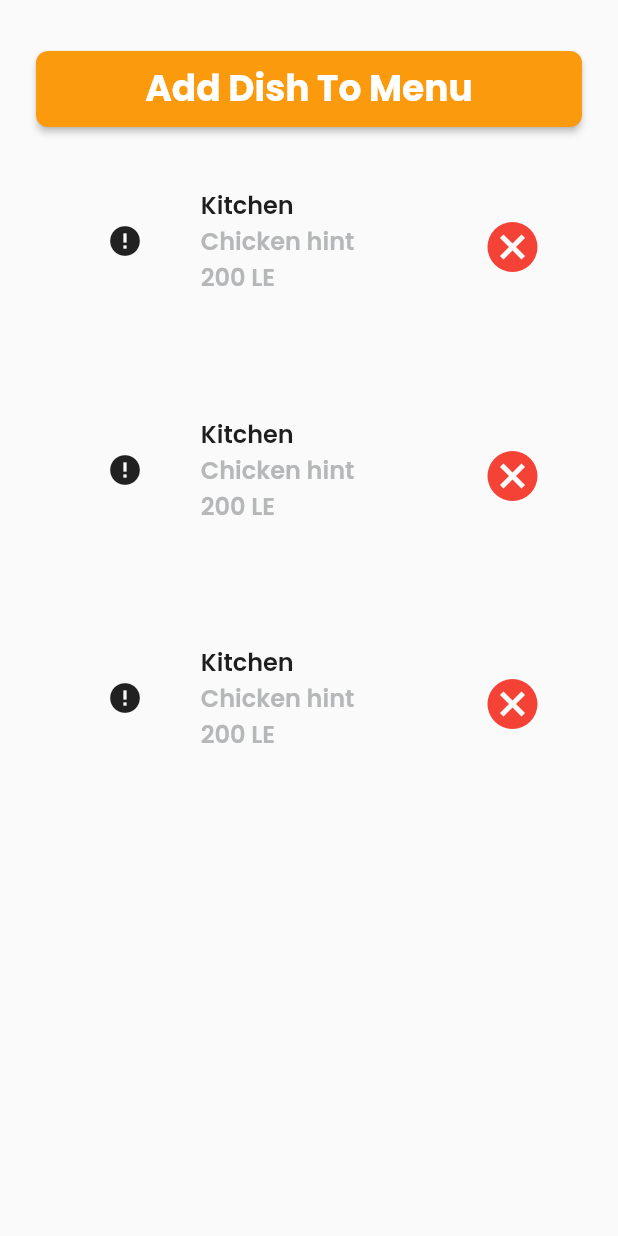
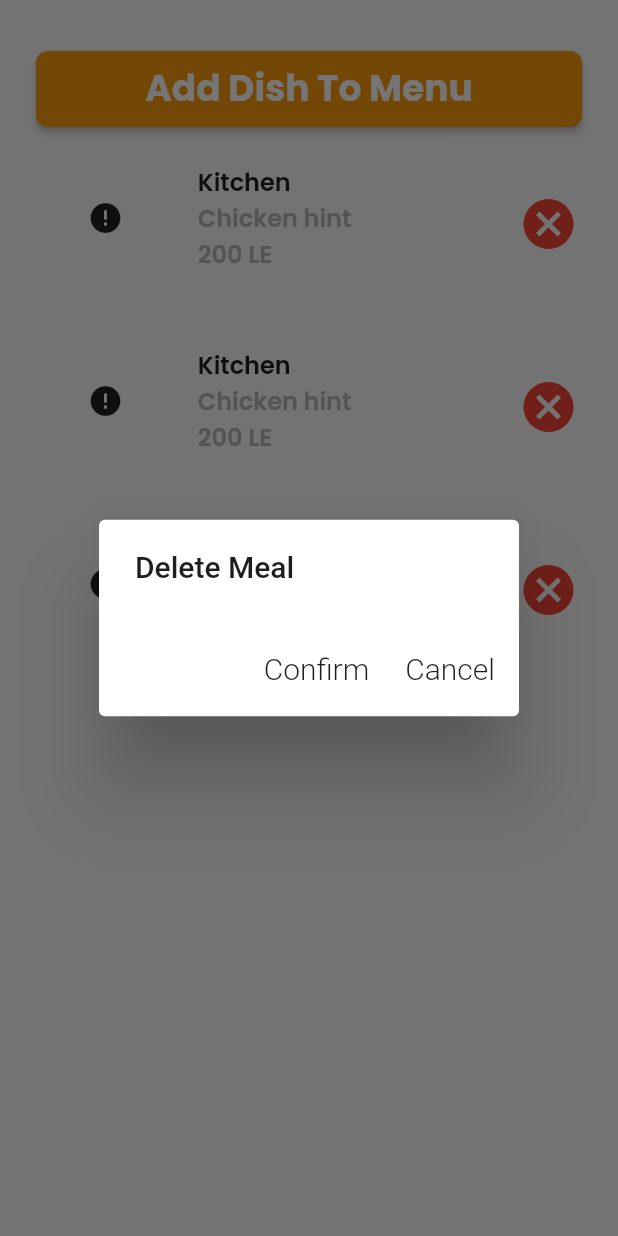
Before and after one commit to KhaledRamadan880/Chef-App, a Flutter app: the MenuScreen screen opened by its route, after a tap on the "cancel" icon, on a phone screen of 412 x 824 dp. Run offline on Flutter 3.47's test engine with Material 2 defaults, Android fonts, the phone set to English and light mode, and no system bars; drawn by our look-alikes of cached_network_image; our stand-ins replace dartz, dio, flutter_bloc, flutter_screenutil, flutter_spinkit, fluttertoast and 5 more; accounts and stored records are empty; network calls fail.

Commit message:
Custom Alert Dialog

```diff
--- a/assets/translation/ar.json
+++ b/assets/translation/ar.json
@@ -65,5 +65,6 @@
     "passwordChangedSucessfully": "تم تغير كلمة السر",
     "pleaseEnterValidNumber": "من فضلك أدخل رقم صحيح",
     "camera": "الكامير",
-    "gallery": "المعرض"
+    "gallery": "المعرض",
+    "mealDelete": "حذف الوجبة"
 }
--- a/assets/translation/en.json
+++ b/assets/translation/en.json
@@ -65,5 +65,6 @@
     "passwordChangedSucessfully": "Password Changed Sucessfully",
     "pleaseEnterValidNumber": "Please Enter Valid Number",
     "camera": "Camera",
-    "gallery": "Gallery"
+    "gallery": "Gallery",
+    "mealDelete": "Delete Meal"
 }
--- a/lib/core/util/strings.dart
+++ b/lib/core/util/strings.dart
@@ -50,6 +50,8 @@ class AppStrings {
   static const String mealQuantity = 'mealQuantity';
   static const String upladPhoto = 'upladPhoto';
   static const String addToMenu = 'addToMenu';
+  static const String confirm = 'confirm';
+  static const String mealDelete = 'mealDelete';
   static const String mealAddedSucessfully = 'mealAddedSucessfully';
   static const String mealDeletedSucessfully = 'mealDeletedSucessfully';
   static const String mealUpdatedSucessfully = 'mealUpdatedSucessfully';
--- a/lib/core/util/theme/theme.dart
+++ b/lib/core/util/theme/theme.dart
@@ -36,6 +36,8 @@ ThemeData appTheme() {
         fontWeight: FontWeight.w700,
         color: AppColors.darkGrey,
       ),
+
     ),
+
   );
 }
--- /dev/null
+++ b/lib/core/util/widgets/custom_alert_dialog.dart
@@ -0,0 +1,48 @@
+import 'package:chef_app/core/database/local/app_locale.dart';
+import 'package:chef_app/core/util/color.dart';
+import 'package:chef_app/core/util/strings.dart';
+import 'package:flutter/material.dart';
+
+class CustomAlertDialog extends StatelessWidget {
+  const CustomAlertDialog({
+    super.key,
+    required this.message,
+    required this.confirmAction,
+  });
+  final String message;
+  final VoidCallback confirmAction;
+  @override
+  Widget build(BuildContext context) {
+    return AlertDialog(
+      content: Text(
+        message,
+        style: Theme.of(context).textTheme.titleLarge!.copyWith(
+              color: AppColors.black,
+            ),
+      ),
+      actions: [
+        TextButton(
+            onPressed: confirmAction,
+            child: Text(
+              AppStrings.confirm.tr(context),
+              style: Theme.of(context).textTheme.titleLarge!.copyWith(
+                    color: AppColors.black,
+                    fontWeight: FontWeight.w300,
+                  ),
+            )),
+        TextButton(
+          onPressed: () {
+            Navigator.pop(context);
+          },
+          child: Text(
+            AppStrings.cancel.tr(context),
+            style: Theme.of(context).textTheme.titleLarge!.copyWith(
+                  color: AppColors.black,
+                  fontWeight: FontWeight.w300,
+                ),
+          ),
+        ),
+      ],
+    );
+  }
+}
--- a/lib/features/menu/presentation/components/meal_item_component.dart
+++ b/lib/features/menu/presentation/components/meal_item_component.dart
@@ -1,6 +1,9 @@
 import 'package:cached_network_image/cached_network_image.dart';
+import 'package:chef_app/core/database/local/app_locale.dart';
 import 'package:chef_app/core/util/color.dart';
+import 'package:chef_app/core/util/strings.dart';
 import 'package:chef_app/core/util/theme/theme.dart';
+import 'package:chef_app/core/util/widgets/custom_alert_dialog.dart';
 import 'package:flutter/material.dart';
 import 'package:flutter_screenutil/flutter_screenutil.dart';
 import 'package:shimmer/shimmer.dart';
@@ -13,16 +16,16 @@ class CustomMealItem extends StatelessWidget {
   final String imageUrl;
   @override
   Widget build(BuildContext context) {
-    return Container(
+    return SizedBox(
       width: 327.w,
-      height: 150.h,
-      padding: const EdgeInsets.all(24),
+      height: 120.h,
+      // padding: const EdgeInsets.symmetric(horizontal: 15),
       child: Row(
         children: [
           //! Image
           SizedBox(
-            width: 60.w,
-            height: 60.h,
+            width: 80.w,
+            height: 80.h,
             child: CachedNetworkImage(
               imageUrl: imageUrl,
               placeholder: (context, url) => Shimmer.fromColors(
@@ -69,7 +72,16 @@ class CustomMealItem extends StatelessWidget {
           const Spacer(),
           //! Cancel Icon Button
           IconButton(
-            onPressed: () {},
+            onPressed: () {
+              showDialog(
+                  context: context,
+                  builder: ((context) {
+                    return CustomAlertDialog(
+                      message: AppStrings.mealDelete.tr(context),
+                      confirmAction: () {},
+                    );
+                  }));
+            },
             icon: const Icon(
               Icons.cancel,
               color: AppColors.red,
```
